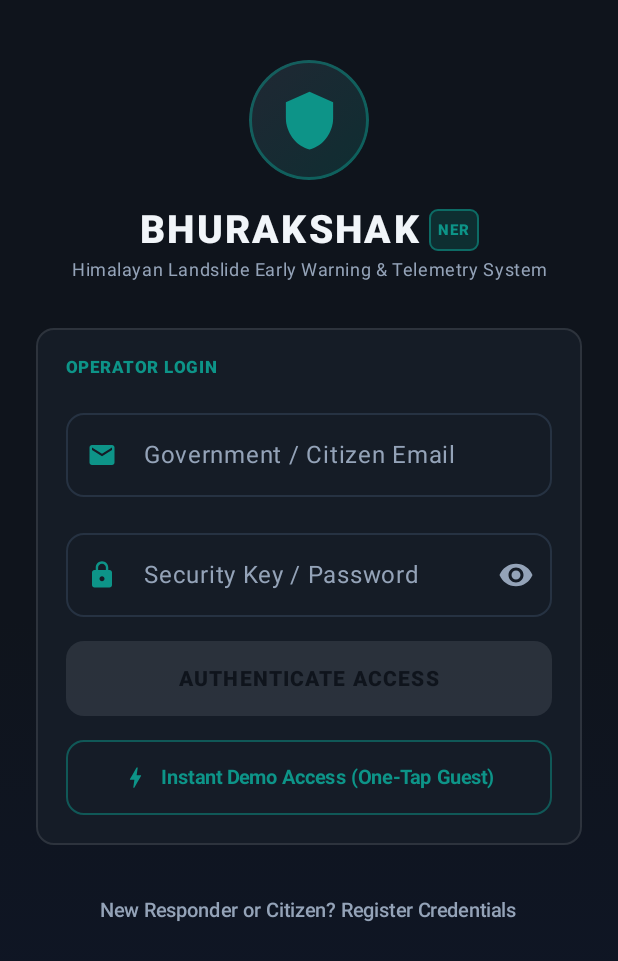
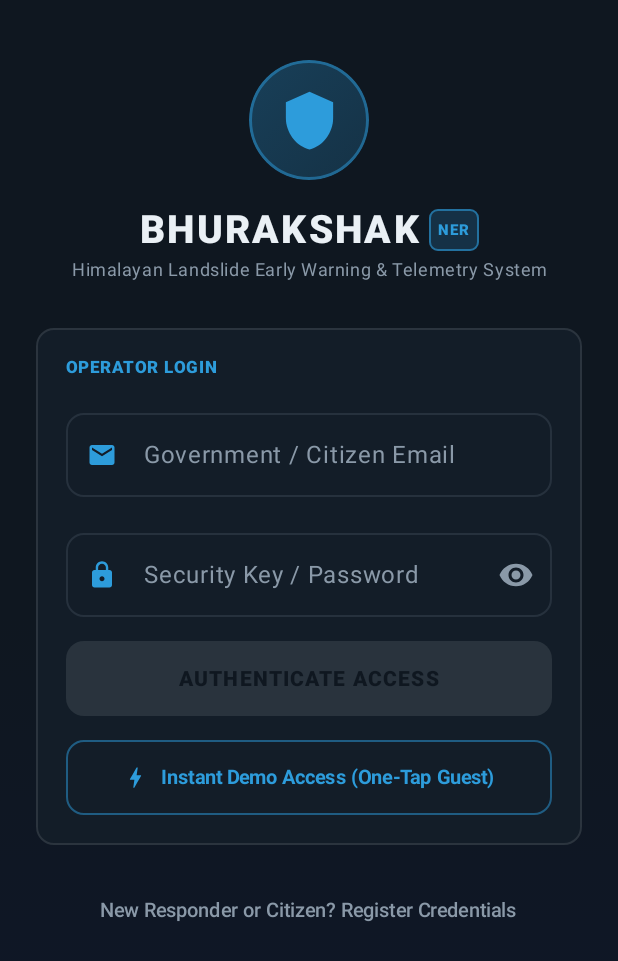
Before and after one commit to areeb239/Landslide, an Android app built with Jetpack Compose: the screen it shows after launch (MainActivity), on a phone screen of 412 x 824 dp. Shown: the top 961 px of the screen. Run offline under Robolectric (Android 15) with nearby library versions, the light colour scheme and no system bars; our stand-ins replace Dagger/Hilt's generated code, Firebase (no records; nobody signed in at launch, a user with empty details on screens opened directly), Room's generated code.

Commit message:
feat: implement home, prediction, map, and report screens with UI theme and core components

```diff
--- a/app/src/main/java/com/ner/landslide/presentation/ui/theme/Color.kt
+++ b/app/src/main/java/com/ner/landslide/presentation/ui/theme/Color.kt
@@ -3,89 +3,90 @@ package com.ner.landslide.presentation.ui.theme
 import androidx.compose.ui.graphics.Brush
 import androidx.compose.ui.graphics.Color
 
-// ─── Authoritative Mission-Critical Charcoal Slate Palette ───────────────────
-// Base Surface Hierarchy (Deep Charcoal Slate — avoids pitch-black eye strain)
-val ObsidianBase = Color(0xFF0F141C)       // Deep slate root canvas
-val BackgroundDark = Color(0xFF0F141C)     // Primary screen backdrop
-val SurfaceDark = Color(0xFF161D27)        // Card surface
-val SurfaceVariantDark = Color(0xFF1E2634) // Elevated interactive surface
-val SurfaceElevated = Color(0xFF263242)    // Popover / dialog elevation
-val BorderSubtle = Color(0xFF263242)      // Low-contrast 1dp hairline
-val BorderHighlight = Color(0xFF38495F)   // Focused active hairline
+// ─── Control-Room Blue Master Palette (Bhurakshak Early Warning System) ──────
+// Calm, legible, purpose-built for a safety-critical disaster monitoring tool.
+// Base Surface Hierarchy (Deep blue-slate — dark, but not black)
+val ObsidianBase = Color(0xFF0F1720)       // Deep blue-slate root canvas (#0F1720)
+val BackgroundDark = Color(0xFF0F1720)     // Screen background
+val SurfaceDark = Color(0xFF141E29)        // Card / surface panels (#141E29)
+val SurfaceVariantDark = Color(0xFF1C2836) // Slightly elevated interactive chips (#1C2836)
+val SurfaceElevated = Color(0xFF26313D)    // Modal / popover elevation
+val BorderSubtle = Color(0xFF26313D)      // Low-contrast flat 1px hairline (#26313D)
+val BorderHighlight = Color(0xFF2D9CDB)   // Active / focused hairline (#2D9CDB)
 
 // Text & Content Hierarchy
-val OnBackgroundDark = Color(0xFFF1F5F9)   // Crisp high-contrast off-white
-val OnSurfaceDark = Color(0xFFE2E8F0)      // Slate 200 high-readability text
-val TextMuted = Color(0xFF94A3B8)          // Slate 400 secondary metadata
-val TextSubtle = Color(0xFF64748B)         // Slate 500 technical tags & timestamps
+val OnBackgroundDark = Color(0xFFEAF0F5)   // Off-white primary text (#EAF0F5)
+val OnSurfaceDark = Color(0xFFEAF0F5)      // Primary card text
+val TextMuted = Color(0xFF8A99A8)          // Muted blue-gray metadata & labels (#8A99A8)
+val TextSubtle = Color(0xFF6B7A8A)         // Lower-priority technical specs & footnotes
 
-// Primary Monitoring & Telemetry Brand (Muted Field Teal — non-neon)
-val Primary80 = Color(0xFF0D9488)         // Operational Monitoring Teal
-val Primary40 = Color(0xFF0F766E)         // Deep Slate Teal
-val PrimaryLight = Color(0xFF14B8A6)      // Active Beacon Teal
+// Accent & System Active State (Calm Blue — normal monitoring, GNSS locked, active telemetry)
+val Primary80 = Color(0xFF2D9CDB)         // Calm Blue Accent (#2D9CDB)
+val Primary40 = Color(0xFF1B6C9B)         // Deep Slate Blue
+val PrimaryLight = Color(0xFF56B4E9)      // Active Indicator Blue
 val OnPrimary = Color(0xFFFFFFFF)
 
 // Secondary & Advisory Palette
-val Secondary80 = Color(0xFFF59E0B)       // Advisory Amber
+val Secondary80 = Color(0xFFF2994A)       // Amber / Advisory (#F2994A)
 val Secondary40 = Color(0xFFD97706)       // Dark Amber
-val OnSecondary = Color(0xFF0F141C)
+val OnSecondary = Color(0xFF0F1720)
 
-// Telemetry & Utility Colors (Restrained)
-val CyberCyan = Color(0xFF0284C7)         // Tactical GNSS Blue
-val BrandIndigo = Color(0xFF475569)       // Muted Slate Core
-val BrandViolet = Color(0xFF64748B)       // Neutral Slate
+// Telemetry & Utility Aliases (Restrained)
+val CyberCyan = Color(0xFF2D9CDB)         // Tactical GNSS Blue (#2D9CDB)
+val BrandIndigo = Color(0xFF2D9CDB)       // Calm Blue Core
+val BrandViolet = Color(0xFF8A99A8)       // Neutral Slate
 
 // Strict Semantic Severity Tokens
-// NOTE: Saturated Red is strictly reserved for Critical/Emergency states only!
-val SeverityLow = Color(0xFF0D9488)        // Monitoring Teal (Nominal)
-val SeverityModerate = Color(0xFFF59E0B)   // Amber / Gold (Advisory)
-val SeverityHigh = Color(0xFFF97316)       // Warm Amber-Orange (Warning)
-val SeverityCritical = Color(0xFFEF4444)   // Saturated Crimson (Critical Emergency)
+// NOTE: Red (#EB5757) is reserved ONLY for Critical severity, SOS/Emergency actions, and Hazard markers!
+val SeverityLow = Color(0xFF27AE60)        // Muted Green (Nominal / Safe / Completed) (#27AE60)
+val SeverityModerate = Color(0xFFF2994A)   // Amber (Moderate / Advisory) (#F2994A)
+val SeverityHigh = Color(0xFFF2994A)       // Amber (Warning) (#F2994A)
+val SeverityCritical = Color(0xFFEB5757)   // Saturated Muted Red (Critical Emergency) (#EB5757)
 
 // Error & States
-val ErrorRed = Color(0xFFEF4444)
+val ErrorRed = Color(0xFFEB5757)
 val OnError = Color(0xFFFFFFFF)
 
 // Light mode fallback (Standard high-legibility slate)
 val BackgroundLight = Color(0xFFF8FAFC)
 val SurfaceLight = Color(0xFFFFFFFF)
 val SurfaceVariantLight = Color(0xFFF1F5F9)
-val OnBackgroundLight = Color(0xFF0F172A)
-val OnSurfaceLight = Color(0xFF1E293B)
+val OnBackgroundLight = Color(0xFF0F1720)
+val OnSurfaceLight = Color(0xFF141E29)
 
-// ─── Restrained Field Gradients (Zero Neon Glow) ─────────────────────────────
+// ─── Flat Field Gradients (Zero Neon Glow, Pure Slate Depth) ─────────────────
 val GlassGradient = Brush.verticalGradient(
     colors = listOf(
-        Color(0xFF1E2634),
-        Color(0xFF161D27)
+        Color(0xFF141E29),
+        Color(0xFF0F1720)
     )
 )
 
 val CardGlowGradient = Brush.linearGradient(
     colors = listOf(
-        Color(0xFF1E2634),
-        Color(0xFF161D27)
+        Color(0xFF141E29),
+        Color(0xFF141E29)
     )
 )
 
 val HeroRadarGradient = Brush.verticalGradient(
     colors = listOf(
-        Color(0xFF161D27),
-        Color(0xFF0F141C)
+        Color(0xFF141E29),
+        Color(0xFF0F1720)
     )
 )
 
 // Single-purpose Emergency SOS Gradient (Used ONLY for SOS dispatch actions)
 val CrimsonEmergencyGradient = Brush.horizontalGradient(
     colors = listOf(
-        Color(0xFFDC2626),
-        Color(0xFF991B1B)
+        Color(0xFFEB5757),
+        Color(0xFFC53030)
     )
 )
 
 val CyberAiGradient = Brush.horizontalGradient(
     colors = listOf(
-        Color(0xFF1E293B),
-        Color(0xFF0F766E)
+        Color(0xFF141E29),
+        Color(0xFF1C2836)
     )
 )
--- a/app/src/main/java/com/ner/landslide/presentation/ui/theme/Theme.kt
+++ b/app/src/main/java/com/ner/landslide/presentation/ui/theme/Theme.kt
@@ -17,7 +17,7 @@ import androidx.core.view.WindowCompat
 
 private val DarkColorScheme = darkColorScheme(
     primary = Primary80,
-    onPrimary = ObsidianBase,
+    onPrimary = OnPrimary,
     primaryContainer = SurfaceVariantDark,
     onPrimaryContainer = PrimaryLight,
     secondary = Secondary80,
--- a/app/src/main/java/com/ner/landslide/presentation/ui/weather/WeatherScreen.kt
+++ b/app/src/main/java/com/ner/landslide/presentation/ui/weather/WeatherScreen.kt
@@ -155,7 +155,7 @@ fun WeatherScreen(
                                     "%.1f mm/h".format(maxRain),
                                     fontSize = 26.sp,
                                     fontWeight = FontWeight.Black,
-                                    color = alertColor
+                                    color = Primary80
                                 )
                                 Text(
                                     when {
@@ -191,14 +191,14 @@ fun WeatherScreen(
 private fun HourlyWeatherCard(hour: HourlyWeather) {
     val rainColor = when {
         hour.rainfallMm > 50 -> SeverityCritical
-        hour.rainfallMm > 20 -> SeverityHigh
+        hour.rainfallMm > 20 -> SeverityModerate
         hour.rainfallMm > 5 -> SeverityModerate
         else -> Primary80
     }
 
     FieldCard(
         shape = RoundedCornerShape(8.dp),
-        borderColor = if (hour.rainfallMm > 20) rainColor.copy(alpha = 0.4f) else BorderSubtle
+        borderColor = if (hour.rainfallMm > 50) SeverityCritical.copy(alpha = 0.5f) else BorderSubtle
     ) {
         Column(
             modifier = Modifier.padding(10.dp).width(74.dp),
```
Also changed, not shown: app/src/main/java/com/ner/landslide/presentation/ui/components/SharedComponents.kt (+17 -10 lines), app/src/main/java/com/ner/landslide/presentation/ui/home/HomeScreen.kt (+28 -24 lines), app/src/main/java/com/ner/landslide/presentation/ui/map/MapScreen.kt (+16 -16 lines), app/src/main/java/com/ner/landslide/presentation/ui/prediction/PredictionScreen.kt (+50 -57 lines), app/src/main/java/com/ner/landslide/presentation/ui/report/ReportScreen.kt (+46 -30 lines), 12 other files.
